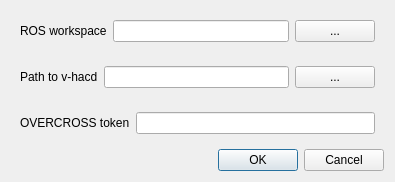
This is resources/ui/wb_settings.ui in drfenixion/freecad.robotcad as Qt 5 draws it before an edit. The edited form follows.
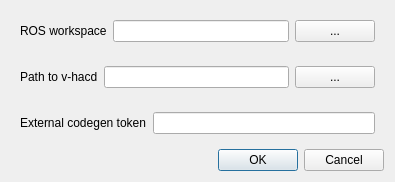
This is the edited form.

```diff
--- a/resources/ui/wb_settings.ui
+++ b/resources/ui/wb_settings.ui
@@ -75,7 +75,7 @@
          <string>You can get this token from OVERCROSS site. It will used by external code generator.</string>
         </property>
         <property name="text">
-         <string>OVERCROSS token</string>
+         <string>External codegen token</string>
         </property>
        </widget>
       </item>
```
Left out of the diff: 2 changed lines with no effect on the pictures.
